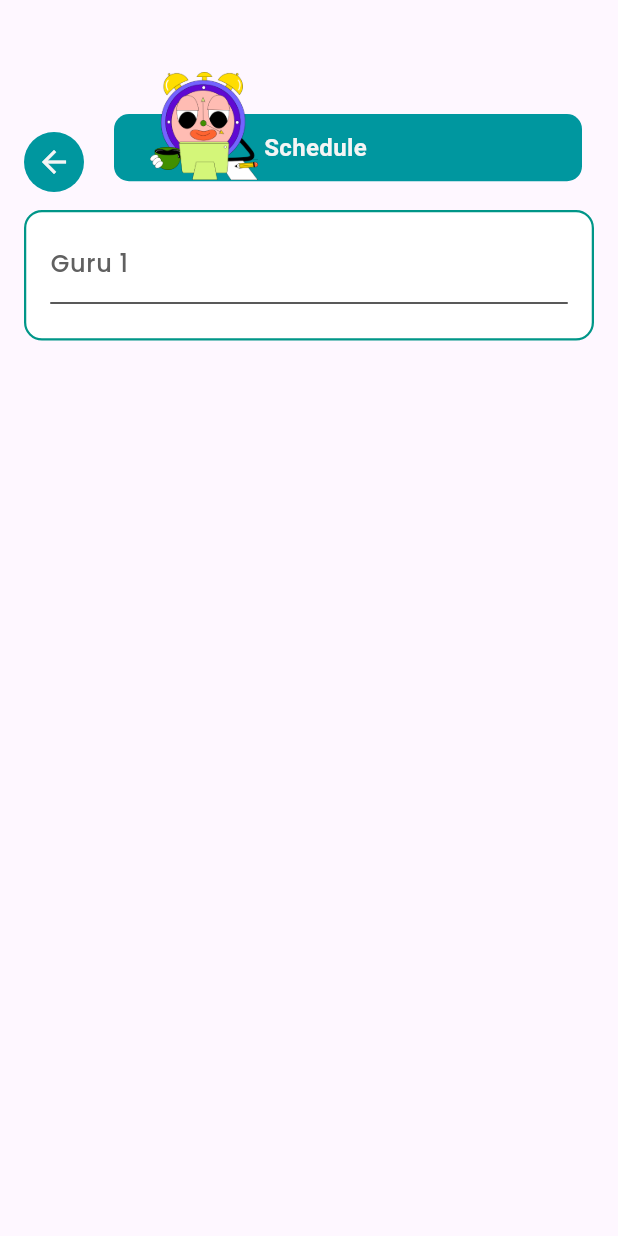
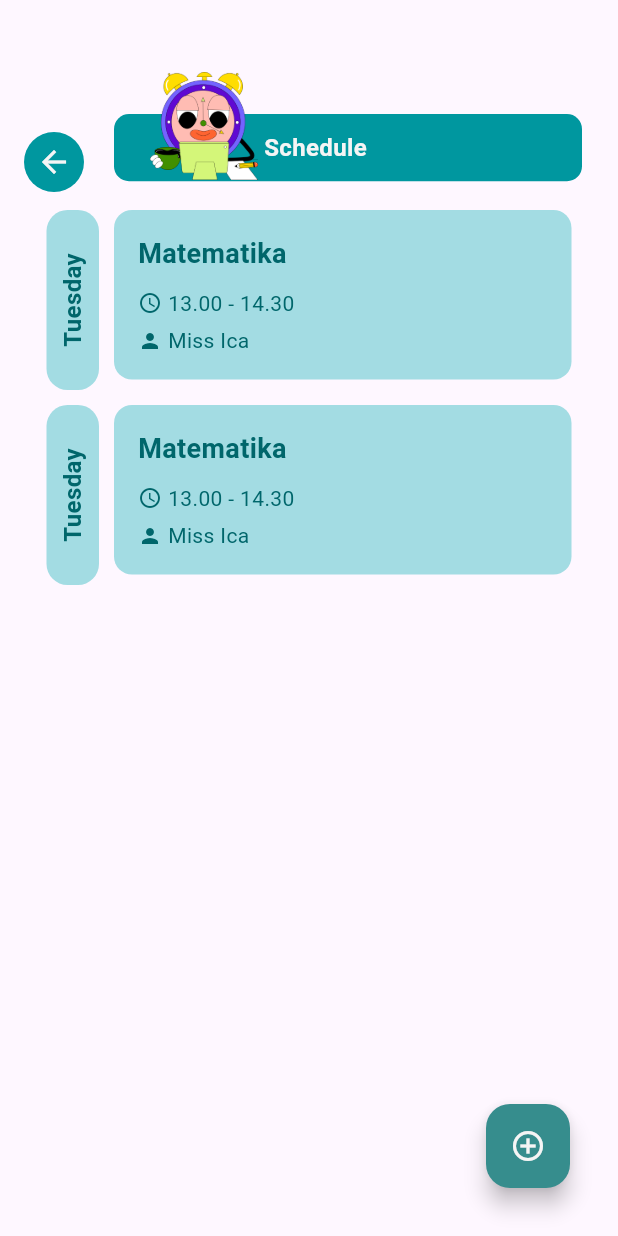
Before and after one commit to khalllishaa/gcc_admin, a Flutter app: the ViewSchedule screen opened by its route, on a phone screen of 412 x 824 dp. Run offline on Flutter 3.47's test engine with Material 3 defaults, Android fonts, the light colour scheme and no system bars; our stand-ins replace get, google_fonts, iconly, shared_preferences; accounts and stored records are empty; Roboto replaces fonts that are missing (Times New Roman).

Commit message:
feat: [KK] styling home page - schedule page

```diff
--- a/lib/components/schedule_card.dart.dart
+++ b/lib/components/ScheduleCard.dart
@@ -1,9 +1,9 @@
 import 'package:flutter/material.dart';
+import 'package:gcc_admin/components/AppStyles.dart';
 
 class ScheduleCard extends StatelessWidget {
   final String day;
   final String subject;
-  final String topic;
   final String time;
   final String teacher;
 
@@ -11,7 +11,6 @@ class ScheduleCard extends StatelessWidget {
     super.key,
     required this.day,
     required this.subject,
-    required this.topic,
     required this.time,
     required this.teacher,
   });
@@ -44,7 +43,7 @@ class ScheduleCard extends StatelessWidget {
             ),
           ),
         ),
-        const SizedBox(width: 10),
+        SizedBox(width: 10),
         Expanded(
           child: Container(
             padding: const EdgeInsets.all(16.0),
@@ -63,24 +62,12 @@ class ScheduleCard extends StatelessWidget {
                     color: Color.fromRGBO(0, 102, 107, 1),
                   ),
                 ),
-                const SizedBox(height: 4),
+                SizedBox(height: AppStyles.spaceS),
                 Row(
                   children: [
-                    const Icon(Icons.menu_book,
+                    Icon(Icons.access_time,
                         size: 16, color: Color.fromRGBO(0, 102, 107, 1)),
-                    const SizedBox(width: 4),
-                    Text(
-                      topic,
-                      style: const TextStyle(
-                          color: Color.fromRGBO(0, 102, 107, 1)),
-                    ),
-                  ],
-                ),
-                Row(
-                  children: [
-                    const Icon(Icons.access_time,
-                        size: 16, color: Color.fromRGBO(0, 102, 107, 1)),
-                    const SizedBox(width: 4),
+                    SizedBox(width: 4),
                     Text(
                       time,
                       style: const TextStyle(
@@ -88,11 +75,12 @@ class ScheduleCard extends StatelessWidget {
                     ),
                   ],
                 ),
+                SizedBox(height: AppStyles.spaceXS),
                 Row(
                   children: [
-                    const Icon(Icons.person,
+                    Icon(Icons.person,
                         size: 16, color: Color.fromRGBO(0, 102, 107, 1)),
-                    const SizedBox(width: 4),
+                    SizedBox(width: 4),
                     Text(
                       teacher,
                       style: const TextStyle(
--- a/lib/pages/home_page/schedule/view_schedule/view_schedule.dart
+++ b/lib/pages/home_page/schedule/view_schedule/view_schedule.dart
@@ -2,7 +2,9 @@ import 'package:flutter/material.dart';
 import 'package:gcc_admin/components/AppStyles.dart';
 import 'package:gcc_admin/components/CategoriesLine.dart';
 import 'package:gcc_admin/components/CustomTextField.dart';
+import 'package:gcc_admin/components/ScheduleCard.dart';
 import 'package:gcc_admin/controllers/menu_controller.dart';
+import 'package:gcc_admin/routes/app_route.dart';
 import 'package:get/get.dart';
 
 class ViewSchedule extends StatelessWidget {
@@ -43,12 +45,40 @@ class ViewSchedule extends StatelessWidget {
                 ),
               ],
             ),
-            Customtextfield(
-              controller: TextEditingController(),
-              keyboardType: TextInputType.text,
-              hintText: 'Guru 1',
+            Padding(
+              // padding: EdgeInsets.all(AppStyles.paddingL),
+              padding: EdgeInsets.only(left: AppStyles.paddingL, right: AppStyles.paddingL),
+                child: Column(
+                  children: [
+                    ScheduleCard(
+                      day: "Tuesday",
+                      subject: "Matematika",
+                      time: "13.00 - 14.30",
+                      teacher: "Miss Ica",
+                    ),
+                    SizedBox(height: AppStyles.spaceS),
+                    ScheduleCard(
+                      day: "Tuesday",
+                      subject: "Matematika",
+                      time: "13.00 - 14.30",
+                      teacher: "Miss Ica",
+                    ),
+                    SizedBox(height: AppStyles.spaceM),
+                  ],
+                ),
             ),
           ],
+        ),
+      ),
+      floatingActionButtonLocation: FloatingActionButtonLocation.endFloat,
+      floatingActionButton: Container(
+        margin: EdgeInsets.only(bottom: 16, right: 16),
+        child: FloatingActionButton(
+          onPressed: () {
+            Get.toNamed(Routes.addSchedule);
+          },
+          backgroundColor: AppStyles.primary,
+          child: Icon(Icons.add_circle_outline, color: AppStyles.light),
         ),
       ),
     );
--- a/lib/routes/app_route.dart
+++ b/lib/routes/app_route.dart
@@ -1,7 +1,8 @@
 import 'package:gcc_admin/bindings/menu_binding.dart';
 import 'package:gcc_admin/bindings/signup_binding.dart';
 import 'package:gcc_admin/bindings/welcome_binding.dart';
-import 'package:gcc_admin/components/AddTeacher.dart';
+import 'package:gcc_admin/pages/home_page/schedule/add_schedule/add_schedule.dart';
+import 'package:gcc_admin/pages/home_page/teacher/add_teacher/add_teacher.dart';
 import 'package:gcc_admin/pages/home_page/Teacher/list_teacher/list_teacher.dart';
 import 'package:gcc_admin/pages/class_page/class_page.dart';
 import 'package:gcc_admin/pages/class_page/list_page/list_siswa.dart';
@@ -33,6 +34,7 @@ class Routes {
   static const addTeacher = '/add-teacher';
   static const schedule = '/schedule';
   static const viewSchedule = '/view-schedule';
+  static const addSchedule = '/add-schedule';
 }
 
 class AppPages {
@@ -61,5 +63,6 @@ class AppPages {
     GetPage(name: Routes.addTeacher, page: () => Addteacher()),
     GetPage(name: Routes.schedule, page: () => Schedule()),
     GetPage(name: Routes.viewSchedule, page: () => ViewSchedule()),
+    GetPage(name: Routes.addSchedule, page: () => AddSchedule()),
   ];
 }
```
Also changed, not shown: lib/pages/home_page/schedule/add_schedule/add_schedule.dart (added, +110 -0 lines), lib/pages/home_page/journal/add_journal/add_journal.dart (added), lib/pages/home_page/journal/journal_page/journal.dart (added), lib/pages/home_page/journal/view_journal/view_journal.dart (added), lib/pages/home_page/teacher/add_teacher/add_teacher.dart (renamed from lib/components/AddTeacher.dart).
